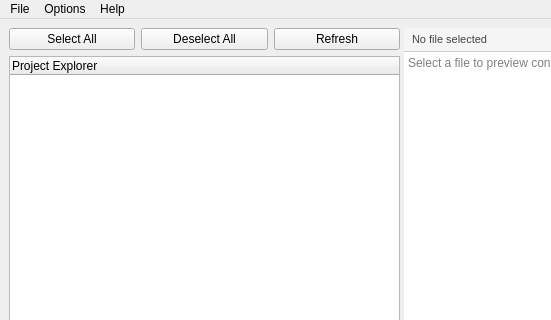
Qt form mainwindow.ui (ahmadardani/nafuda) before a commit; both pictures show x 0 to 551 and y 0 to 320 of the 1200 by 700 pixel window.
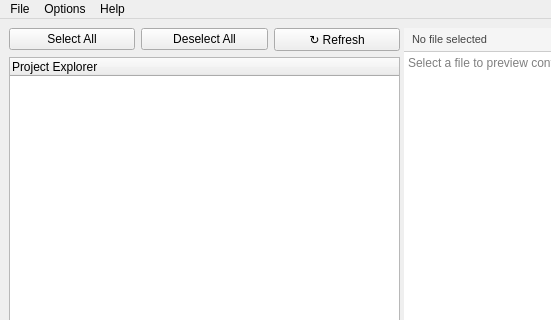
The same form after that commit. The open tabs and pages were chosen to show the change.

Commit message: feat: update refresh button text to include icon and improve UI clarity

What changed in the file:
```diff
--- a/mainwindow.ui
+++ b/mainwindow.ui
@@ -232,7 +232,7 @@
               <item>
                <widget class="QPushButton" name="btnRefresh">
                 <property name="text">
-                 <string>Refresh</string>
+                 <string>↻ Refresh</string>
                 </property>
                 <property name="toolTip">
                  <string>Refresh Project (F5)</string>
```
The commit also changes 1 other file.
